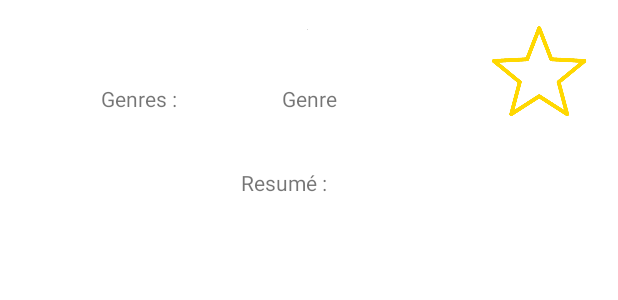
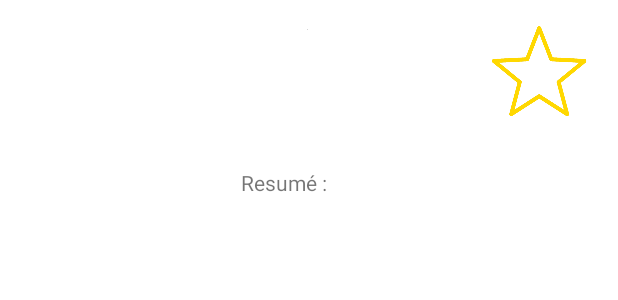
Before and after one commit to DCHICHE/android-intech-2020, an Android app: the layout detail_movie_fragment.xml on its own in the app's theme, with its tools: preview values and no code run, on a phone screen of 412 x 824 dp. Shown: the top 300 px of the screen. Run offline under Robolectric (Android 15) with nearby library versions, the phone set to English and light mode, and no system bars.

Commit message:
Remove genderd +

```diff
--- a/app/src/main/java/com/example/intechcours/DetailMovieActivityFragment.kt
+++ b/app/src/main/java/com/example/intechcours/DetailMovieActivityFragment.kt
@@ -60,7 +60,6 @@ class DetailMovieActivityFragment : Fragment() {
         val likeMovies = prefs.getStringSet("likeMovies", HashSet<String>())
 
         val poster = view.findViewById<ImageView>(R.id.imageViewDetail)
-        val genres = view.findViewById<TextView>(R.id.genre)
         val overview = view.findViewById<TextView>(R.id.overviewDetail)
         val movieTitle = view.findViewById<TextView>(R.id.movieTitle)
         val likeButton = view.findViewById<ImageView>(R.id.like_button)
@@ -81,7 +80,6 @@ class DetailMovieActivityFragment : Fragment() {
         } catch (e: Exception) {
         }
 
-        genres?.text = actualMovie.genre_ids.joinToString(",")
         overview?.text = actualMovie.overview;
         movieTitle?.text = actualMovie.title;
     }
--- a/app/src/main/res/layout/detail_movie_fragment.xml
+++ b/app/src/main/res/layout/detail_movie_fragment.xml
@@ -53,27 +53,6 @@
             app:layout_constraintStart_toStartOf="parent"
             app:layout_constraintTop_toBottomOf="@+id/textView4" />
 
-        <TextView
-            android:id="@+id/genre"
-            android:layout_width="wrap_content"
-            android:layout_height="wrap_content"
-            android:text="Genre"
-            app:layout_constraintBottom_toTopOf="@+id/textView4"
-            app:layout_constraintEnd_toEndOf="parent"
-            app:layout_constraintStart_toStartOf="parent"
-            app:layout_constraintTop_toBottomOf="@+id/imageViewDetail" />
-
-        <TextView
-            android:id="@+id/textView2"
-            android:layout_width="wrap_content"
-            android:layout_height="wrap_content"
-            android:text="Genres : "
-            app:layout_constraintBottom_toTopOf="@+id/textView4"
-            app:layout_constraintEnd_toStartOf="@+id/genre"
-            app:layout_constraintHorizontal_bias="0.503"
-            app:layout_constraintStart_toStartOf="parent"
-            app:layout_constraintTop_toBottomOf="@+id/imageViewDetail" />
-
         <ImageView
             android:id="@+id/like_button"
             android:layout_width="63dp"
```
